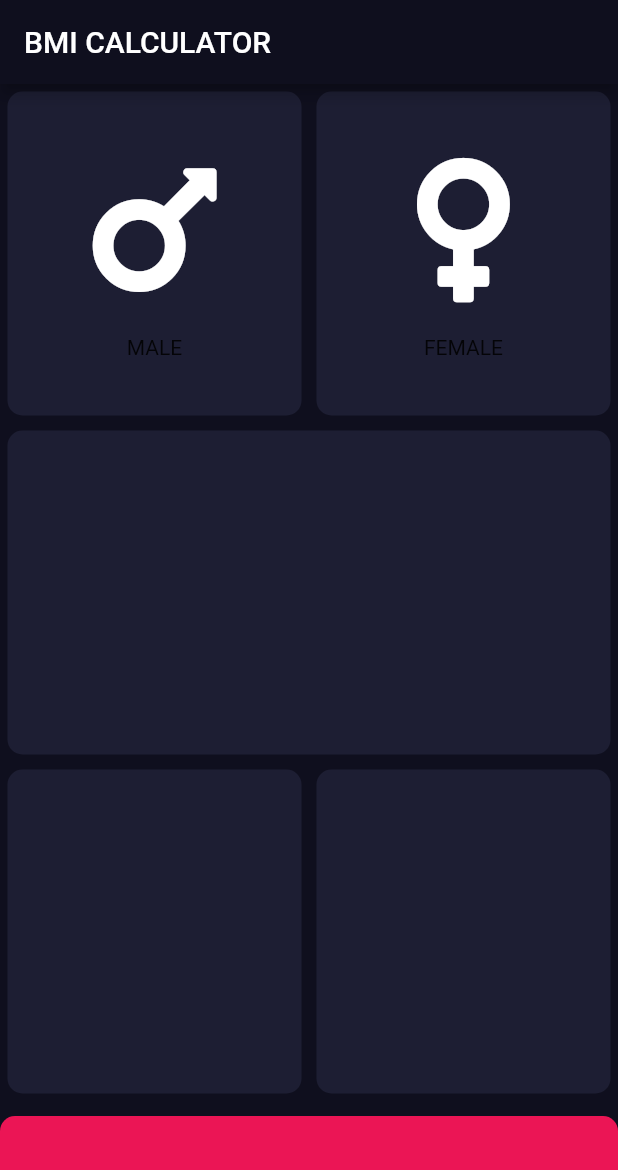
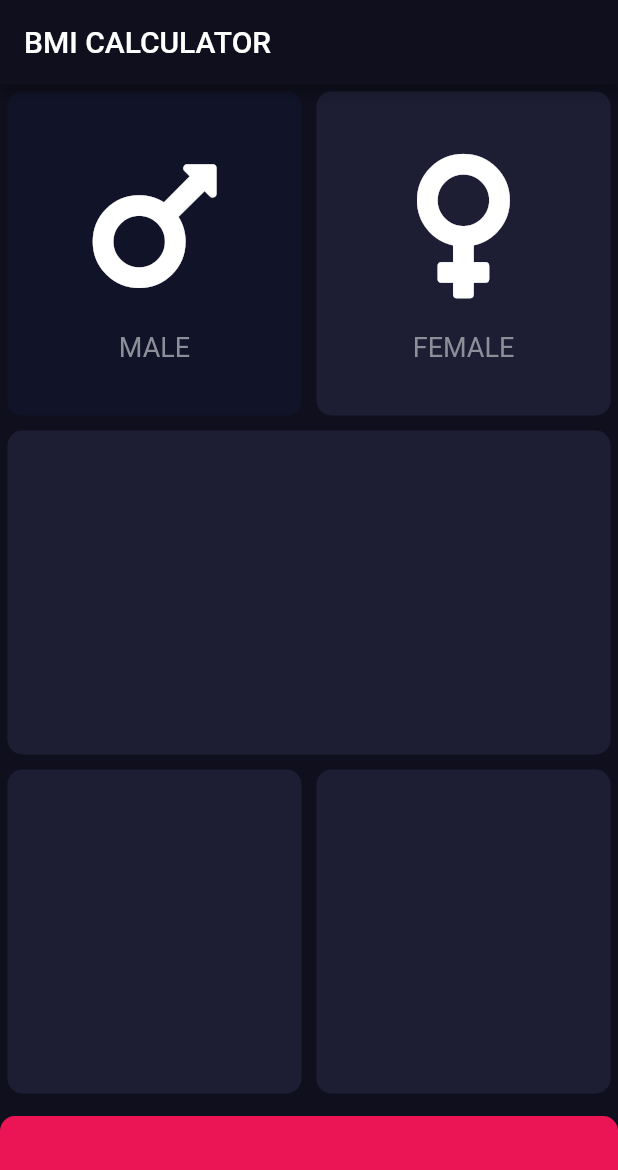
Before and after one commit to Chu-4hun/Flutter_BML_calculator, a Flutter app: the screen it shows after launch, on a phone screen of 412 x 824 dp. Shown: the top 1170 px of the screen. Run offline on Flutter 3.47's test engine with Material 2 defaults, Android fonts, the phone set to English and light mode, and no system bars; our stand-ins replace font_awesome_flutter.

```diff
--- a/lib/icon_content.dart
+++ b/lib/icon_content.dart
@@ -1,5 +1,4 @@
 import 'package:flutter/material.dart';
-
 
 const labelTextStyle = TextStyle(
   fontSize: 18.0,
@@ -27,7 +26,7 @@ class IconContent extends StatelessWidget {
         ),
         Text(
           label,
-          style:
+          style: labelTextStyle,
         ),
       ],
     );
--- /dev/null
+++ b/lib/input_page.dart
@@ -0,0 +1,111 @@
+import 'package:flutter/material.dart';
+import 'package:flutter/services.dart';
+import 'package:flutter_bml_calc/reusable_card.dart';
+import 'package:font_awesome_flutter/font_awesome_flutter.dart';
+
+import 'icon_content.dart';
+
+class InputPage extends StatefulWidget {
+  @override
+  _InputPageState createState() => _InputPageState();
+}
+
+enum Gender { male, female }
+
+class _InputPageState extends State<InputPage> {
+  bool isMale = true;
+  @override
+  Widget build(BuildContext context) {
+    SystemChrome.setSystemUIOverlayStyle(const SystemUiOverlayStyle(
+      statusBarColor: Colors.transparent,
+    ));
+    return Scaffold(
+      backgroundColor: Theme.of(context).colorScheme.background,
+      appBar: AppBar(
+        title: Text('BMI CALCULATOR'),
+        backgroundColor: Theme.of(context).colorScheme.background,
+      ),
+      body: Column(
+        children: <Widget>[
+          Expanded(
+            child: Row(
+              children: <Widget>[
+                Expanded(
+                  child: GestureDetector(
+                    onTap: () {
+                      setState(
+                        () {
+                          isMale = true;
+                        },
+                      );
+                    },
+                    child: ReusableCard(
+                      color: isMale
+                          ? Theme.of(context).colorScheme.primary
+                          : Theme.of(context).colorScheme.surface,
+                      cardChild: IconContent(
+                        FontAwesomeIcons.mars,
+                        'MALE',
+                      ),
+                    ),
+                  ),
+                ),
+                Expanded(
+                  child: GestureDetector(
+                    onTap: () {
+                      setState(
+                        () {
+                          isMale = false;
+                        },
+                      );
+                    },
+                    child: ReusableCard(
+                      color: !isMale
+                          ? Theme.of(context).colorScheme.primary
+                          : Theme.of(context).colorScheme.surface,
+                      cardChild: IconContent(
+                        FontAwesomeIcons.venus,
+                        'FEMALE',
+                      ),
+                    ),
+                  ),
+                ),
+              ],
+            ),
+          ),
+          Expanded(
+            child: ReusableCard(
+              color: Theme.of(context).colorScheme.surface,
+            ),
+          ),
+          Expanded(
+            child: Row(
+              children: <Widget>[
+                Expanded(
+                  child: ReusableCard(
+                    color: Theme.of(context).colorScheme.surface,
+                  ),
+                ),
+                Expanded(
+                  child: ReusableCard(
+                    color: Theme.of(context).colorScheme.surface,
+                  ),
+                ),
+              ],
+            ),
+          ),
+          Container(
+            decoration: BoxDecoration(
+              borderRadius: const BorderRadius.vertical(
+                  top: Radius.circular(10), bottom: Radius.zero),
+              color: Theme.of(context).colorScheme.secondary,
+            ),
+            margin: EdgeInsets.only(top: 10),
+            width: double.infinity,
+            height: 80.0,
+          ),
+        ],
+      ),
+    );
+  }
+}
--- a/lib/main.dart
+++ b/lib/main.dart
@@ -1,9 +1,9 @@
 // ignore_for_file: prefer_const_constructors
-
 import 'package:flutter/material.dart';
 import 'package:flutter/services.dart';
 import 'package:font_awesome_flutter/font_awesome_flutter.dart';
 import 'icon_content.dart';
+import 'input_page.dart';
 import 'reusable_card.dart';
 
 void main() => runApp(BMICalculator());
@@ -14,91 +14,13 @@ class BMICalculator extends StatelessWidget {
     return MaterialApp(
         home: InputPage(),
         theme: ThemeData(
-          scaffoldBackgroundColor: Color(0xff0F0F1E),
+          //scaffoldBackgroundColor: Color(0xff0F0F1E),
           colorScheme: ColorScheme.fromSwatch().copyWith(
             surface: Color(0xFF1D1E33),
             secondary: Color(0xFFEB1555),
-            primary: Color(0xff0F0F1E),
+            primary: Color(0xff111328), //inactive card color
+            background: Color(0xff0F0F1E),
           ),
         ));
   }
 }
-
-class InputPage extends StatefulWidget {
-  @override
-  _InputPageState createState() => _InputPageState();
-}
-
-class _InputPageState extends State<InputPage> {
-  @override
-  Widget build(BuildContext context) {
-    SystemChrome.setSystemUIOverlayStyle(const SystemUiOverlayStyle(
-      statusBarColor: Colors.transparent,
-    ));
-    return Scaffold(
-      appBar: AppBar(
-        title: Text('BMI CALCULATOR'),
-        backgroundColor: Theme.of(context).colorScheme.primary,
-      ),
-      body: Column(
-        children: <Widget>[
-          Expanded(
-            child: Row(
-              children: <Widget>[
-                Expanded(
-                  child: ReusableCard(
-                    color: Theme.of(context).colorScheme.surface,
-                    cardChild: IconContent(
-                      FontAwesomeIcons.mars,
-                      'MALE',
-                    ),
-                  ),
-                ),
-                Expanded(
-                  child: ReusableCard(
-                    color: Theme.of(context).colorScheme.surface,
-                    cardChild: IconContent(
-                      FontAwesomeIcons.venus,
-                      'FEMALE',
-                    ),
-                  ),
-                ),
-              ],
-            ),
-          ),
-          Expanded(
-            child: ReusableCard(
-              color: Theme.of(context).colorScheme.surface,
-            ),
-          ),
-          Expanded(
-            child: Row(
-              children: <Widget>[
-                Expanded(
-                  child: ReusableCard(
-                    color: Theme.of(context).colorScheme.surface,
-                  ),
-                ),
-                Expanded(
-                  child: ReusableCard(
-                    color: Theme.of(context).colorScheme.surface,
-                  ),
-                ),
-              ],
-            ),
-          ),
-          Container(
-            decoration: BoxDecoration(
-              borderRadius: const BorderRadius.vertical(
-                  top: Radius.circular(10), bottom: Radius.zero),
-              color: Theme.of(context).colorScheme.secondary,
-            ),
-            margin: EdgeInsets.only(top: 10),
-            width: double.infinity,
-            height: 80.0,
-          ),
-        ],
-      ),
-    );
-  }
-}
```
